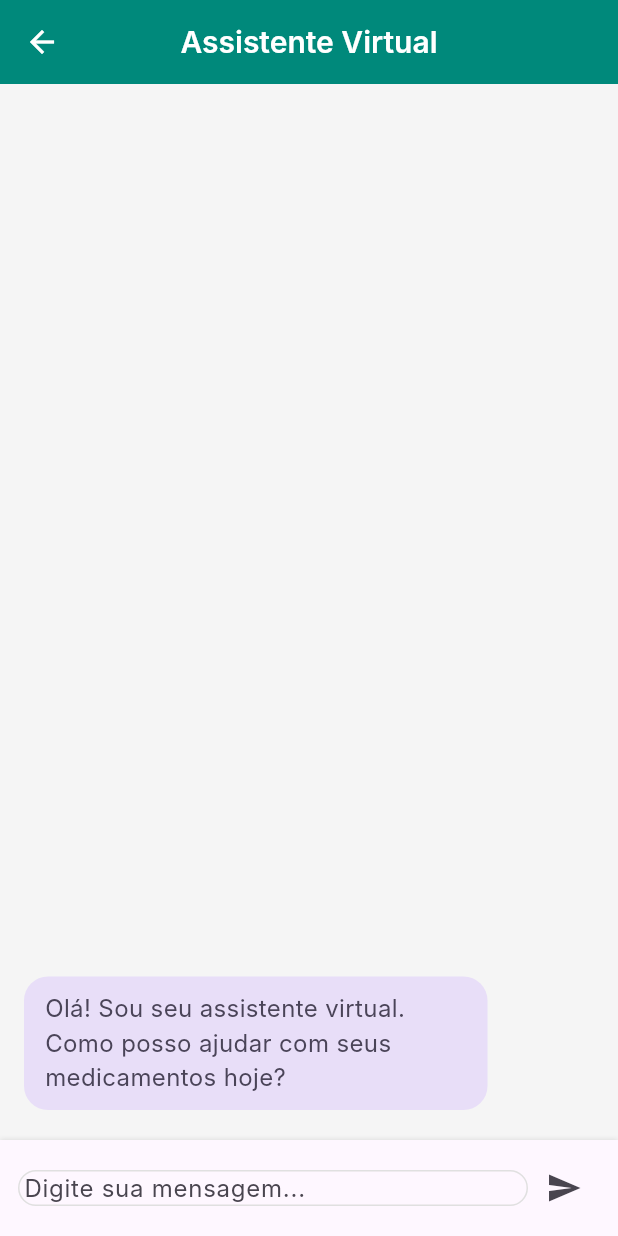
After one commit to Cassio024/Projeto-vitalog, a Flutter app: the HomeScreen screen opened directly, after a tap on the "chat bubble outline" icon, on a phone screen of 412 x 824 dp. The commit adds this screen. Run offline on Flutter 3.47's test engine with Material 3 defaults, Android fonts, the light colour scheme and no system bars; our stand-ins replace jwt_decoder; missing offline and left inert: mobile_scanner; Roboto replaces fonts that are missing (Inter).

Commit message:
adicionando chat AI

```diff
--- /dev/null
+++ b/lib/models/chat_message_model.dart
@@ -0,0 +1,14 @@
+// ARQUIVO: lib/models/chat_message_model.dart
+
+// Enum para identificar quem enviou a mensagem
+enum MessageSender { user, bot }
+
+class ChatMessage {
+  final String text;
+  final MessageSender sender;
+
+  ChatMessage({
+    required this.text,
+    required this.sender,
+  });
+}
--- /dev/null
+++ b/lib/screens/chat_screen.dart
@@ -0,0 +1,147 @@
+// ARQUIVO: lib/screens/chat_screen.dart
+
+import 'package:flutter/material.dart';
+import '../models/chat_message_model.dart';
+import '../widgets/message_bubble.dart';
+
+class ChatScreen extends StatefulWidget {
+  const ChatScreen({super.key});
+
+  @override
+  State<ChatScreen> createState() => _ChatScreenState();
+}
+
+class _ChatScreenState extends State<ChatScreen> {
+  final List<ChatMessage> _messages = [];
+  final TextEditingController _textController = TextEditingController();
+  final ScrollController _scrollController = ScrollController();
+  bool _isBotTyping = false;
+
+  @override
+  void initState() {
+    super.initState();
+    // Adiciona uma mensagem inicial do bot
+    _messages.insert(0, ChatMessage(
+      text: 'Olá! Sou seu assistente virtual. Como posso ajudar com seus medicamentos hoje?',
+      sender: MessageSender.bot,
+    ));
+  }
+
+  @override
+  void dispose() {
+    _textController.dispose();
+    _scrollController.dispose();
+    super.dispose();
+  }
+
+  // Função chamada quando o usuário envia uma mensagem
+  void _handleSubmitted(String text) {
+    if (text.trim().isEmpty) return;
+
+    _textController.clear();
+
+    // Adiciona a mensagem do usuário à lista
+    setState(() {
+      _messages.insert(0, ChatMessage(text: text, sender: MessageSender.user));
+      _isBotTyping = true; // Mostra o indicador "digitando..."
+    });
+
+    // Anima a lista para a nova mensagem
+    _scrollController.animateTo(0, duration: const Duration(milliseconds: 300), curve: Curves.easeOut);
+
+    // Pega a resposta do Bot
+    _getBotResponse(text);
+  }
+
+  // AQUI É ONDE SEU AMIGO VAI TRABALHAR
+  Future<void> _getBotResponse(String userMessage) async {
+    // Simula uma chamada de API com um pequeno atraso
+    await Future.delayed(const Duration(milliseconds: 1500));
+
+    // =======================================================================
+    // TODO: PARA O DESENVOLVEDOR DE IA
+    // Substitua a linha abaixo pela chamada real à API da sua IA.
+    // A função deve receber 'userMessage' e retornar a resposta da IA.
+    // Exemplo: final String botText = await seuServicoDeIA.obterResposta(userMessage);
+    final String botText = "Entendido. Buscando informações sobre '$userMessage'.";
+    // =======================================================================
+
+    // Adiciona a resposta do bot à lista
+    setState(() {
+      _messages.insert(0, ChatMessage(text: botText, sender: MessageSender.bot));
+      _isBotTyping = false; // Esconde o indicador "digitando..."
+    });
+
+    _scrollController.animateTo(0, duration: const Duration(milliseconds: 300), curve: Curves.easeOut);
+  }
+
+  @override
+  Widget build(BuildContext context) {
+    return Scaffold(
+      appBar: AppBar(
+        title: const Text('Assistente Virtual'),
+      ),
+      body: Column(
+        children: [
+          Expanded(
+            child: ListView.builder(
+              controller: _scrollController,
+              padding: const EdgeInsets.all(16.0),
+              reverse: true, // Faz a lista começar de baixo para cima
+              itemCount: _messages.length,
+              itemBuilder: (context, index) {
+                return MessageBubble(message: _messages[index]);
+              },
+            ),
+          ),
+          if (_isBotTyping)
+            const Padding(
+              padding: EdgeInsets.all(8.0),
+              child: Row(
+                children: [
+                  CircularProgressIndicator(strokeWidth: 2.0),
+                  SizedBox(width: 8.0),
+                  Text('Assistente digitando...'),
+                ],
+              ),
+            ),
+          _buildTextComposer(),
+        ],
+      ),
+    );
+  }
+
+  // Widget para o campo de texto e botão de enviar
+  Widget _buildTextComposer() {
+    return Container(
+      padding: const EdgeInsets.symmetric(horizontal: 12.0, vertical: 8.0),
+      decoration: BoxDecoration(
+        color: Theme.of(context).cardColor,
+        boxShadow: [
+          BoxShadow(
+            offset: const Offset(0, -1),
+            blurRadius: 2,
+            color: Colors.black.withOpacity(0.1),
+          )
+        ]
+      ),
+      child: Row(
+        children: [
+          Expanded(
+            child: TextField(
+              controller: _textController,
+              onSubmitted: _handleSubmitted,
+              decoration: const InputDecoration.collapsed(
+                hintText: 'Digite sua mensagem...',
+              ),
+            ),
+          ),
+          IconButton(
+            icon: const Icon(Icons.send),
+            onPressed: () => _handleSubmitted(_textController.text),
+          ),
+        ],
+      ),
+    );
+  }
+}
--- a/lib/screens/home_screen.dart
+++ b/lib/screens/home_screen.dart
@@ -1,4 +1,4 @@
-// ARQUIVO CORRIGIDO: lib/screens/home_screen.dart
+// ARQUIVO MODIFICADO: lib/screens/home_screen.dart
 
 import 'package:flutter/material.dart';
 import 'package:provider/provider.dart';
@@ -9,6 +9,7 @@ import '../services/medication_service.dart';
 import '../widgets/medication_card.dart';
 import 'add_edit_medication_screen.dart';
 import 'scanner_screen.dart';
+import 'chat_screen.dart'; // <-- NOVO: Importa a tela de chat
 
 class HomeScreen extends StatefulWidget {
   const HomeScreen({super.key});
@@ -113,10 +114,6 @@ class _HomeScreenState extends State<HomeScreen> {
               itemCount: medications.length,
               itemBuilder: (context, index) {
                 final medication = medications[index];
-
-                // ----- ESTA É A PARTE QUE FOI CORRIGIDA -----
-                // Removemos o GestureDetector e agora passamos as duas funções (onEdit e onDelete)
-                // diretamente para o nosso novo MedicationCard inteligente.
                 return MedicationCard(
                   medication: medication,
                   onEdit: () => _navigateToEditScreen(medication),
@@ -127,7 +124,14 @@ class _HomeScreenState extends State<HomeScreen> {
           );
         },
       ),
-      floatingActionButton: FloatingActionButton(
+
+      // ----- INÍCIO DA MODIFICAÇÃO -----
+      // Substituímos o FloatingActionButton único por uma Row com dois botões.
+      floatingActionButton: Row(
+        mainAxisAlignment: MainAxisAlignment.end,
+        children: [
+          FloatingActionButton(
+            heroTag: 'addMedicationFab', // heroTag é importante quando há múltiplos FABs
             onPressed: () async {
               final result = await Navigator.of(context).push(MaterialPageRoute(builder: (_) => const AddEditMedicationScreen()));
               if (result == true) {
@@ -136,6 +140,20 @@ class _HomeScreenState extends State<HomeScreen> {
             },
             child: const Icon(Icons.add),
           ),
+          const SizedBox(width: 10), // Espaçamento entre os botões
+          FloatingActionButton(
+            heroTag: 'chatFab',
+            onPressed: () {
+              Navigator.of(context).push(MaterialPageRoute(
+                builder: (context) => const ChatScreen(),
+              ));
+            },
+            backgroundColor: Colors.deepPurple, // Cor diferente para destacar
+            child: const Icon(Icons.chat_bubble_outline),
+          ),
+        ],
+      ),
+      // ----- FIM DA MODIFICAÇÃO -----
     );
   }
 }
--- /dev/null
+++ b/lib/widgets/message_bubble.dart
@@ -0,0 +1,43 @@
+// ARQUIVO: lib/widgets/message_bubble.dart
+
+import 'package:flutter/material.dart';
+import '../models/chat_message_model.dart';
+
+class MessageBubble extends StatelessWidget {
+  final ChatMessage message;
+
+  const MessageBubble({super.key, required this.message});
+
+  @override
+  Widget build(BuildContext context) {
+    // Define o alinhamento e a cor da bolha com base em quem enviou
+    final bool isUserMessage = message.sender == MessageSender.user;
+    final alignment = isUserMessage ? CrossAxisAlignment.end : CrossAxisAlignment.start;
+    final color = isUserMessage ? Theme.of(context).colorScheme.primary : Theme.of(context).colorScheme.secondaryContainer;
+    final textColor = isUserMessage ? Colors.white : Theme.of(context).colorScheme.onSecondaryContainer;
+
+    return Container(
+      margin: const EdgeInsets.symmetric(vertical: 4.0),
+      child: Column(
+        crossAxisAlignment: alignment,
+        children: [
+          Container(
+            constraints: BoxConstraints(
+              // Limita a largura máxima da bolha
+              maxWidth: MediaQuery.of(context).size.width * 0.75,
+            ),
+            padding: const EdgeInsets.symmetric(horizontal: 14.0, vertical: 10.0),
+            decoration: BoxDecoration(
+              color: color,
+              borderRadius: BorderRadius.circular(16.0),
+            ),
+            child: Text(
+              message.text,
+              style: TextStyle(color: textColor, fontSize: 16),
+            ),
+          ),
+        ],
+      ),
+    );
+  }
+}
```
Lines whose indentation alone changed are shown as unchanged.
